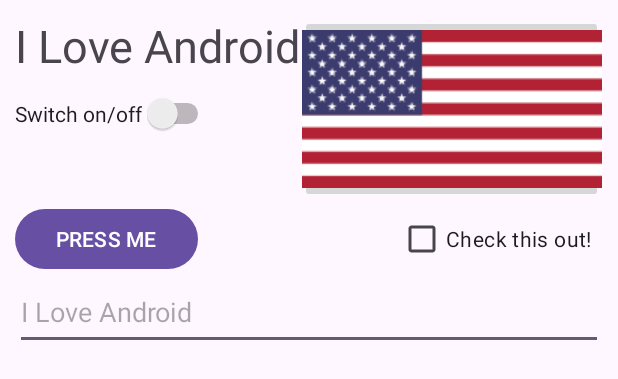
After one commit to BrandonNolan117/AndroidLabs2, an Android app: the layout activity_main_linear.xml on its own in the app's theme, with its tools: preview values and no code run, on a phone screen of 412 x 824 dp. The commit adds this screen. Shown: the top 379 px of the screen. Run offline under Robolectric (Android 15) with nearby library versions, the phone set to English and light mode, and no system bars.

Commit message:
Add Linear Layout
Added Linear layout and have all the components organized correctly

```diff
--- a/app/src/main/res/layout/activity_main.xml
+++ b/app/src/main/res/layout/activity_main.xml
@@ -10,7 +10,7 @@
         android:id="@+id/textview"
         android:layout_width="wrap_content"
         android:layout_height="wrap_content"
-        android:text="@string/hello_world"
+        android:text="@string/i_love_android"
         app:layout_constraintBottom_toBottomOf="parent"
         app:layout_constraintEnd_toEndOf="parent"
         app:layout_constraintStart_toStartOf="parent"
--- /dev/null
+++ b/app/src/main/res/layout/activity_main_linear.xml
@@ -0,0 +1,93 @@
+<?xml version="1.0" encoding="utf-8"?>
+<LinearLayout xmlns:android="http://schemas.android.com/apk/res/android"
+    xmlns:app="http://schemas.android.com/apk/res-auto"
+    xmlns:tools="http://schemas.android.com/tools"
+    android:layout_width="match_parent"
+    android:layout_height="match_parent"
+    tools:context=".MainActivity"
+    android:orientation="vertical"
+    android:padding="10dp">
+
+
+
+    <LinearLayout
+        android:layout_width="match_parent"
+        android:layout_height="wrap_content"
+        android:orientation="horizontal">
+
+        <LinearLayout
+        android:layout_width="wrap_content"
+        android:layout_height="match_parent"
+        android:orientation="vertical">
+
+            <TextView
+                android:id="@+id/textview"
+                android:layout_width="wrap_content"
+                android:layout_height="wrap_content"
+                android:text="@string/i_love_android"
+                android:textSize="30dp"/>
+
+            <Switch
+                android:id="@+id/switch1"
+                android:layout_width="wrap_content"
+                android:layout_height="wrap_content"
+                android:minHeight="50dp"
+                android:text="@string/switch_text" />
+
+
+        </LinearLayout>
+
+    <LinearLayout
+        android:layout_width="wrap_content"
+        android:layout_height="wrap_content"
+        android:orientation="horizontal">
+
+        <ImageButton
+            android:id="@+id/imageButton"
+            android:layout_width="wrap_content"
+            android:layout_height="wrap_content"
+            app:srcCompat="@drawable/flag"
+            android:contentDescription="@string/flag_description" />
+
+    </LinearLayout>
+    </LinearLayout>
+    <LinearLayout
+        android:layout_width="match_parent"
+        android:layout_height="wrap_content"
+        android:orientation="horizontal">
+
+        <Button
+            android:id="@+id/button1"
+            android:layout_width="wrap_content"
+            android:layout_height="wrap_content"
+            android:layout_weight="1"
+            android:text="@string/press"/>
+        <TextView
+            android:layout_width="wrap_content"
+            android:layout_height="wrap_content"
+            android:layout_weight="20"/>
+
+
+
+
+        <CheckBox
+            android:id="@+id/checkBox1"
+            android:layout_width="wrap_content"
+            android:layout_height="wrap_content"
+            android:layout_weight="1"
+            android:text="@string/checkBox"/>
+    </LinearLayout>
+    <LinearLayout
+        android:layout_width="match_parent"
+        android:layout_height="wrap_content"
+        android:orientation="horizontal">
+        <EditText
+            android:layout_width="match_parent"
+            android:layout_height="wrap_content"
+            android:minHeight="50dp"
+            android:hint="@string/i_love_android"/>
+
+    </LinearLayout>
+
+
+</LinearLayout>
--- a/app/src/main/res/values/strings.xml
+++ b/app/src/main/res/values/strings.xml
@@ -1,5 +1,9 @@
 <resources>
-    <string name="app_name">AndroidLabs</string>
-    <string name="hello_world">Hello World</string>
+    <string name="app_name" translatable="false">AndroidLabs</string>
+    <string name="i_love_android">I Love Android</string>
     <string name="button_text">I\’m a button!</string>
+    <string name="flag_description">Picture of American Flag</string>
+    <string name="switch_text">Switch on/off</string>
+    <string name="press">PRESS ME</string>
+    <string name="checkBox">Check this out!</string>
 </resources>
```
Also changed, not shown: app/src/main/res/drawable-fr/flag.png (added), app/src/main/res/drawable/flag.png (added), 1 other file.
